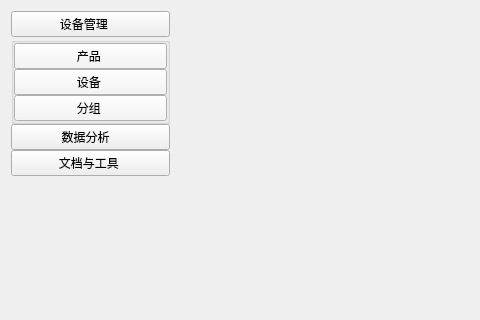
Qt form homewidget.ui (chenjc23/IotManageSystem) before a commit; both pictures show x 0 to 480 and y 0 to 320 of the 1300 by 750 pixel window.
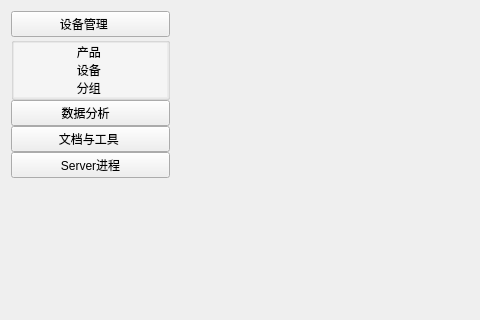
The same form after that commit.

Commit message: server scripts coding

Diff of the .ui file:
```diff
--- a/homewidget.ui
+++ b/homewidget.ui
@@ -69,7 +69,8 @@
         <item>
          <widget class="QPushButton" name="productBt">
           <property name="styleSheet">
-           <string notr="true">font: 14pt &quot;宋体&quot;;background-color: #f5f5f5;</string>
+           <string notr="true">QPushButton{font: 14pt &quot;宋体&quot;;background-color: #f5f5f5;border: transparent;} 
+QPushButton:hover{background-color: #CCCCCC;font: bold;}</string>
           </property>
           <property name="text">
            <string>产品 </string>
@@ -79,7 +80,8 @@
         <item>
          <widget class="QPushButton" name="deviceBt">
           <property name="styleSheet">
-           <string notr="true">font: 14pt &quot;宋体&quot;;background-color: #f5f5f5;</string>
+           <string notr="true">QPushButton{font: 14pt &quot;宋体&quot;;background-color: #f5f5f5;border: transparent;} 
+QPushButton:hover{background-color: #CCCCCC;font: bold;}</string>
           </property>
           <property name="text">
            <string>设备 </string>
@@ -89,7 +91,8 @@
         <item>
          <widget class="QPushButton" name="groupBt">
           <property name="styleSheet">
-           <string notr="true">font: 14pt &quot;宋体&quot;;background-color: #f5f5f5;</string>
+           <string notr="true">QPushButton{font: 14pt &quot;宋体&quot;;background-color: #f5f5f5;border: transparent;} 
+QPushButton:hover{background-color: #CCCCCC;font: bold;}</string>
           </property>
           <property name="text">
            <string>分组 </string>
@@ -119,6 +122,16 @@
        </property>
       </widget>
      </item>
+     <item>
+      <widget class="QPushButton" name="serverBt">
+       <property name="styleSheet">
+        <string notr="true">font: bold 16pt &quot;宋体&quot;;</string>
+       </property>
+       <property name="text">
+        <string>Server进程</string>
+       </property>
+      </widget>
+     </item>
      <item>
       <spacer name="verticalSpacer">
        <property name="orientation">
```
The commit also changes 22 other files.
